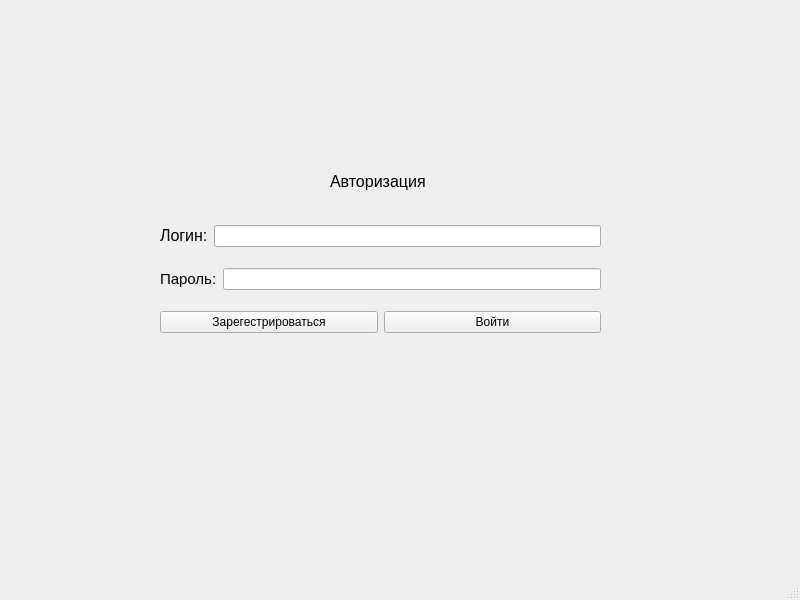
vernolll/The-bank-s-application, file ui/mainwindow.ui: the form before one commit.
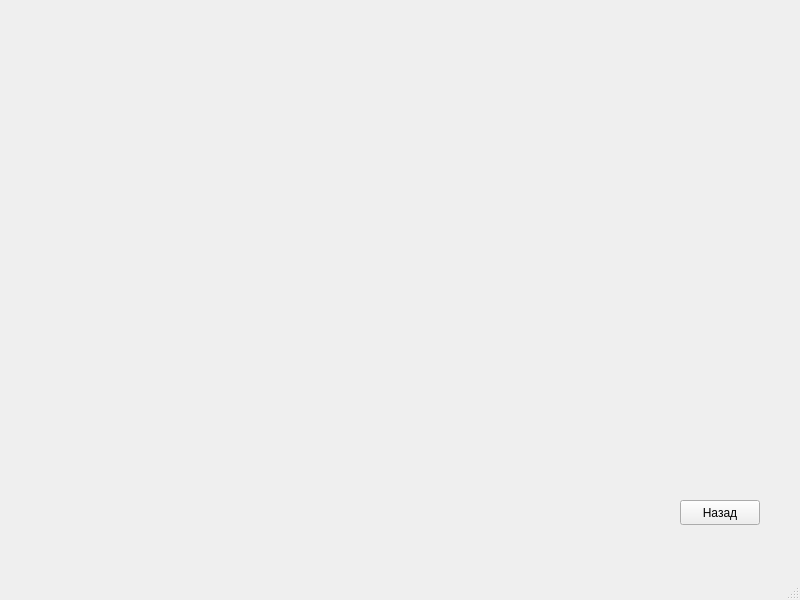
The form after the commit. Custom widgets are drawn as their Qt base class.

```diff
--- a/ui/mainwindow.ui
+++ b/ui/mainwindow.ui
@@ -24,7 +24,7 @@
      </rect>
     </property>
     <property name="currentIndex">
-     <number>1</number>
+     <number>6</number>
     </property>
     <widget class="QWidget" name="page_registration">
      <widget class="QWidget" name="layoutWidget_2">
@@ -159,7 +159,11 @@
           </widget>
          </item>
          <item>
-          <widget class="QLineEdit" name="lineEdit_password"/>
+          <widget class="QLineEdit" name="lineEdit_password">
+           <property name="echoMode">
+            <enum>QLineEdit::Password</enum>
+           </property>
+          </widget>
          </item>
         </layout>
        </item>
@@ -539,6 +543,21 @@
       </property>
      </widget>
     </widget>
+    <widget class="QWidget" name="page_news">
+     <widget class="QPushButton" name="pushButton_back_4">
+      <property name="geometry">
+       <rect>
+        <x>680</x>
+        <y>500</y>
+        <width>80</width>
+        <height>25</height>
+       </rect>
+      </property>
+      <property name="text">
+       <string>Назад</string>
+      </property>
+     </widget>
+    </widget>
    </widget>
   </widget>
   <widget class="QMenuBar" name="menubar">
```
Left out of the diff: 15 changed lines with no effect on the pictures.
